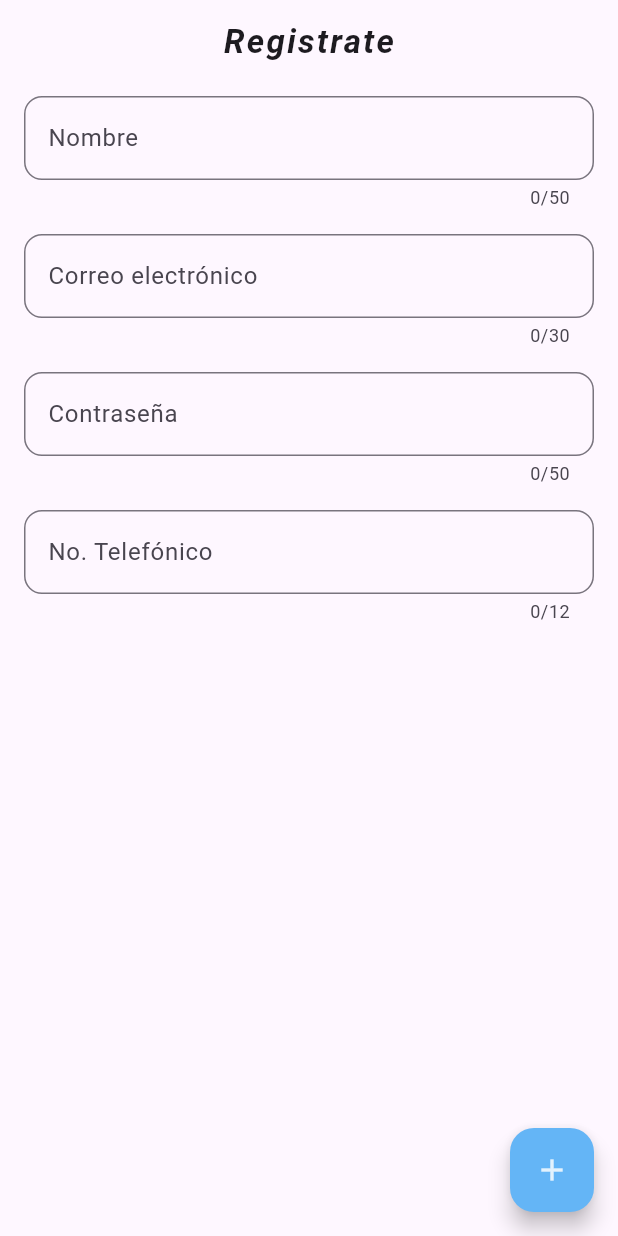
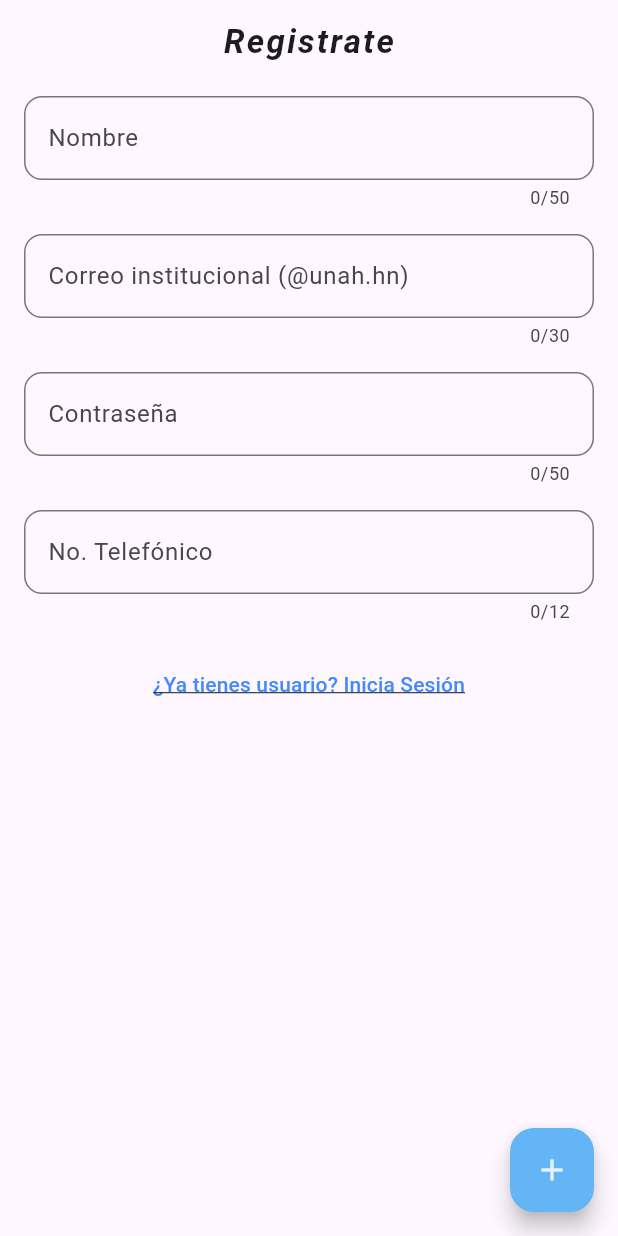
Before and after one commit to samiipineda/Tarea_2.1-Lenguajes-de-Programacion, a Flutter app: the UserPage screen opened by its route, on a phone screen of 412 x 824 dp. Run offline on Flutter 3.47's test engine with Material 3 defaults, Android fonts, the phone set to English and light mode, and no system bars; our stand-ins replace go_router.

Commit message:
logica de registro e inicio de sesion, almacenando y validando todos los parametros de los usuarios

```diff
--- a/intro-flutter/todo_app/lib/api/todos.dart
+++ b/intro-flutter/todo_app/lib/api/todos.dart
@@ -26,10 +26,18 @@ final List<Map<String, dynamic>> todoList = [
 ];
 
 final List<Map<String, dynamic>> todoUsers = [
-    {'id': 1,
+    {
+    'id': 1,
     'nombre': 'Grolbin Orellana',
-    'email': 'grolbin.orellana@unah.hn',
-    'contraseña': 'admin123',
+    'email': 'grolbin@unah.hn',
+    'contrasena': '20232001403&',
     'numero': 93416662
+    },
+   {
+    'id': 2,
+    'nombre': 'Jafet Orellana',
+    'email': 'jafet@unah.hn',
+    'contrasena': '20252001403&',
+    'numero': 9999666
     }
 ];
--- a/intro-flutter/todo_app/lib/main.dart
+++ b/intro-flutter/todo_app/lib/main.dart
@@ -14,7 +14,7 @@ class MyApp extends StatelessWidget {
   Widget build(BuildContext context) {
     return MaterialApp.router(
       routerConfig: GoRouter(
-        initialLocation: '/todos',
+        initialLocation: '/login',
         routes: [
 
           GoRoute(
@@ -22,6 +22,7 @@ class MyApp extends StatelessWidget {
                 name: 'signUp-todo',
                 builder: (state, context) => UserPage(),
               ),
+
           GoRoute(
           path: '/login',
           name: 'login-todo',
--- a/intro-flutter/todo_app/lib/src/views/home_page.dart
+++ b/intro-flutter/todo_app/lib/src/views/home_page.dart
@@ -4,11 +4,16 @@ import 'package:todo_app/api/todos.dart';
 import 'package:todo_app/src/shared/utils.dart';
 import 'package:todo_app/src/widgets/item_list.dart';
 
+
 class HomePage extends StatelessWidget {
-  const HomePage({super.key});
+  const HomePage({super.key, this.usuario});
+
+final Map<String, dynamic>? usuario;
 
   @override
   Widget build(BuildContext context) {
+    final usuarioNombre=usuario?['nombre'] ?? 'Usuario';
+
     return Scaffold(
       drawer: Drawer(
         child: SafeArea(
@@ -20,16 +25,8 @@ class HomePage extends StatelessWidget {
                 child: Column(
                   crossAxisAlignment: CrossAxisAlignment.start,
                   children: [
-                    CircleAvatar(
-                      backgroundColor: Colors.red[50],
-                      radius: 40,
-                      child: Text(
-                        'JA',
-                        style: TextStyle(fontSize: 42, color: Colors.red[400]),
-                      ),
-                    ),
                     const SizedBox(height: 8),
-                    const Text('Juan Alvarenga'),
+                    Text(usuarioNombre),
                   ],
                 ),
               ),
--- a/intro-flutter/todo_app/lib/src/views/user_page.dart
+++ b/intro-flutter/todo_app/lib/src/views/user_page.dart
@@ -3,8 +3,7 @@ import 'package:flutter/services.dart';
 import 'package:go_router/go_router.dart';
 import 'package:todo_app/api/todos.dart';
 import 'package:todo_app/src/shared/utils.dart';
-import 'package:flutter/widgets.dart';
-import 'package:todo_app/src/widgets/text_Field.dart';
+import 'package:todo_app/src/widgets/app_text.dart';
 
 class UserPage extends StatelessWidget {
   UserPage({super.key, this.user});
@@ -13,6 +12,9 @@ class UserPage extends StatelessWidget {
   final emailController = TextEditingController();
   final phoneController = TextEditingController();
   final passwordController = TextEditingController();
+
+  final emailFormat = RegExp(r'^[A-Za-z0-9._%+-]+@unah\.hn$');
+  final passFormat = RegExp(r'^(?=.*[!@#\$%^&*(),.\-_;]).{6,}$');
 
   final FocusNode emailFocus = FocusNode();
 
@@ -26,7 +28,7 @@ class UserPage extends StatelessWidget {
     if (user != null) {
       nameController.text = user!['nombre'];
       emailController.text = user!['email'];
-      passwordController.text = user!['contraseña'];
+      passwordController.text = user!['contrasena'];
       phoneController.text = user!['numero'];
 
     }
@@ -52,18 +54,56 @@ class UserPage extends StatelessWidget {
 
           children: [
 
-            PersonalizadoTextField(controller: nameController, focusNode: emailFocus, maxLength: 50, labelText: 'Nombre'),
+            TextRegistro(
+             controller: nameController,
+             focusNode: emailFocus,
+             maxLength: 50,
+             labelText: 'Nombre',
+             ),
+
             SizedBox(height: 16),
-            PersonalizadoTextField(controller: emailController, maxLength: 30, labelText: 'Correo electrónico',keyboardType: TextInputType.emailAddress),
+
+            TextRegistro(
+            controller: emailController,
+            maxLength: 30,
+            labelText: 'Correo institucional (@unah.hn)',
+            keyboardType: TextInputType.emailAddress,
+            ),
+
             SizedBox(height: 16),
-            PersonalizadoTextField(controller: passwordController, maxLength: 50, labelText: 'Contraseña'),
+
+            TextRegistro(controller: passwordController,
+             maxLength: 50, labelText: 'Contraseña',
+            ),
+
             SizedBox(height: 16),
-            PersonalizadoTextField(controller: phoneController, maxLength: 12, labelText: 'No. Telefónico', keyboardType: TextInputType.phone,inputFormatters: [FilteringTextInputFormatter.digitsOnly],)
 
+            TextRegistro(controller: phoneController,
+             maxLength: 12, labelText: 'No. Telefónico',
+              keyboardType: TextInputType.phone,
+              inputFormatters: [FilteringTextInputFormatter.digitsOnly]),
+
+            SizedBox(height: 16),
+
+            TextButton(
+                        onPressed: () {
+                          context.goNamed('login-todo');
+                        },
+                        child: const Text(
+                          '¿Ya tienes usuario? Inicia Sesión',
+                          style: TextStyle(
+                            color: Colors.blueAccent,
+                            fontWeight: FontWeight.w500,
+                            decoration: TextDecoration.underline,
+                          ),
+                        ),
+                      ),
           ],
 
         ),
       ),
+
+
       floatingActionButton: FloatingActionButton(
         backgroundColor: Colors.blue[300],
         onPressed: () {
@@ -84,6 +124,16 @@ class UserPage extends StatelessWidget {
             );
             return;
           }
+
+          if (!emailFormat.hasMatch((emailController.text))) {
+            Utils.showSnackBar(
+              context: context,
+              title: "El email debe terminar con (@unah.hn)",
+              color: Colors.red,
+            );
+            return;
+          }
+
           if (passwordController.text.isEmpty) {
             Utils.showSnackBar(
               context: context,
@@ -92,6 +142,16 @@ class UserPage extends StatelessWidget {
             );
             return;
           }
+
+          if (!passFormat.hasMatch((passwordController.text))) {
+            Utils.showSnackBar(
+              context: context,
+              title: "La contraseña debe tener al menos 6 caracteres y un carácter especial",
+              color: Colors.red,
+            );
+            return;
+          }
+
           if (phoneController.text.isEmpty) {
             Utils.showSnackBar(
               context: context,
@@ -104,9 +164,9 @@ class UserPage extends StatelessWidget {
           final Map<String, dynamic> newUser = {
             'id': todoUsers.length + 1,
             'nombre': nameController.text,
-            'emai': emailController.text,
-            'numero': phoneController,
-            'contraseña': passwordController
+            'email': emailController.text,
+            'contrasena': passwordController.text,
+            'numero': phoneController.text
           };
 
           if (userID == null) {
@@ -115,7 +175,6 @@ class UserPage extends StatelessWidget {
             final indice = todoUsers.indexWhere(
               (user) => user['id'].toString() == userID,
             );
-
             todoUsers[indice] = newUser;
           }
 
@@ -129,41 +188,11 @@ class UserPage extends StatelessWidget {
           phoneController.text='';
           passwordController.text='';
 
-          context.goNamed('todo-list');
+          context.goNamed('login-todo');
         },
         child: Icon(Icons.add, color: Colors.blue[50]),
       ),
+
     );
   }
 }
-
-class New1 extends StatelessWidget {
-  const New1({
-    super.key,
-    required this.nameController,
-  });
-
-  final TextEditingController nameController;
-
-  @override
-  Widget build(BuildContext context) {
-    return TextField(
-      controller: nameController,
-      decoration: InputDecoration(
-        label: Text('Nombre'),
-        //hint: Text('Su nombre de usuario aquí'),
-        border: OutlineInputBorder(
-          borderRadius: BorderRadius.circular(12),
-        ),
-
-        //prefixIcon: Icon(Icons.text_fields_rounded),
-      ),
-
-      maxLines: 1,
-      maxLength: 50,
-      obscureText: false,
-      keyboardType: TextInputType.visiblePassword,
-      // style: TextStyle(color: Colors.red),
-    );
-  }
-}
--- a/intro-flutter/todo_app/lib/src/widgets/app_text.dart
+++ b/intro-flutter/todo_app/lib/src/widgets/app_text.dart
@@ -1,4 +1,5 @@
 import 'package:flutter/material.dart';
+import 'package:flutter/services.dart';
 
 class AppTextField extends StatelessWidget {
   final String label;
@@ -39,3 +40,75 @@ class AppTextField extends StatelessWidget {
     );
   }
 }
+
+
+
+class TextRegistro extends StatelessWidget {
+  const TextRegistro({
+    super.key,
+    required this.controller,
+    this.estiloDecoracion,
+    this.focusNode,
+    this.labelText,
+    this.hintText,
+    this.prefixIcon,
+    this.suffixIcon,
+    this.maxLines = 1,
+    this.maxLength=50,
+    this.obscureText = false,
+    this.keyboardType = TextInputType.text,
+    this.borderRadius = 12,
+    this.validator,
+    this.inputFormatters,
+  });
+
+  final int? estiloDecoracion;
+  final TextEditingController controller;
+  final FocusNode? focusNode;
+  final String? labelText;
+  final String? hintText;
+  final Widget? prefixIcon;
+  final Widget? suffixIcon;
+  final int maxLines;
+  final int? maxLength;
+  final bool obscureText;
+  final TextInputType keyboardType;
+  final double borderRadius;
+  final String? Function(String?)? validator;
+  final List<TextInputFormatter>? inputFormatters;
+
+  @override
+  Widget build(BuildContext context) {
+    if(this.estiloDecoracion==1){
+      return TextField(
+      controller: controller,
+      focusNode: focusNode,
+      decoration: InputDecoration(labelText: labelText),
+      maxLines: maxLines,
+      maxLength: maxLength,
+      obscureText: obscureText,
+      keyboardType: keyboardType,
+      inputFormatters: inputFormatters,
+    );
+    }
+    return TextField(
+      controller: controller,
+      focusNode: focusNode,
+      decoration: InputDecoration(
+        labelText: labelText,
+        hintText: hintText,
+        border: OutlineInputBorder(
+          borderRadius: BorderRadius.circular(borderRadius),
+        ),
+        prefixIcon: prefixIcon,
+        suffixIcon: suffixIcon,
+      ),
+      maxLines: maxLines,
+      maxLength: maxLength,
+      obscureText: obscureText,
+      keyboardType: keyboardType,
+      inputFormatters: inputFormatters,
+    );
+
+  }
+}
--- a/intro-flutter/todo_app/lib/src/widgets/text_Field.dart
+++ /dev/null
@@ -1,72 +0,0 @@
-import 'package:flutter/material.dart';
-import 'package:flutter/services.dart';
-
-class PersonalizadoTextField extends StatelessWidget {
-  const PersonalizadoTextField({
-    super.key,
-    required this.controller,
-    this.estiloDecoracion,
-    this.focusNode,
-    this.labelText,
-    this.hintText,
-    this.prefixIcon,
-    this.suffixIcon,
-    this.maxLines = 1,
-    this.maxLength=50,
-    this.obscureText = false,
-    this.keyboardType = TextInputType.text,
-    this.borderRadius = 12,
-    this.validator,
-    this.inputFormatters,
-  });
-
-  final int? estiloDecoracion;
-  final TextEditingController controller;
-  final FocusNode? focusNode;
-  final String? labelText;
-  final String? hintText;
-  final Widget? prefixIcon;
-  final Widget? suffixIcon;
-  final int maxLines;
-  final int? maxLength;
-  final bool obscureText;
-  final TextInputType keyboardType;
-  final double borderRadius;
-  final String? Function(String?)? validator;
-  final List<TextInputFormatter>? inputFormatters;
-
-  @override
-  Widget build(BuildContext context) {
-    if(this.estiloDecoracion==1){
-      return TextField(
-      controller: controller,
-      focusNode: focusNode,
-      decoration: InputDecoration(labelText: labelText),
-      maxLines: maxLines,
-      maxLength: maxLength,
-      obscureText: obscureText,
-      keyboardType: keyboardType,
-      inputFormatters: inputFormatters,
-    );
-    }
-    return TextField(
-      controller: controller,
-      focusNode: focusNode,
-      decoration: InputDecoration(
-        labelText: labelText,
-        hintText: hintText,
-        border: OutlineInputBorder(
-          borderRadius: BorderRadius.circular(borderRadius),
-        ),
-        prefixIcon: prefixIcon,
-        suffixIcon: suffixIcon,
-      ),
-      maxLines: maxLines,
-      maxLength: maxLength,
-      obscureText: obscureText,
-      keyboardType: keyboardType,
-      inputFormatters: inputFormatters,
-    );
-
-  }
-}
```
Also changed, not shown: intro-flutter/todo_app/lib/src/views/admin_todo_page.dart (+8 -3 lines), intro-flutter/todo_app/lib/src/views/login.dart (+39 -1 lines), intro-flutter/todo_app/lib/src/shared/utils.dart (line endings or trailing spaces).
